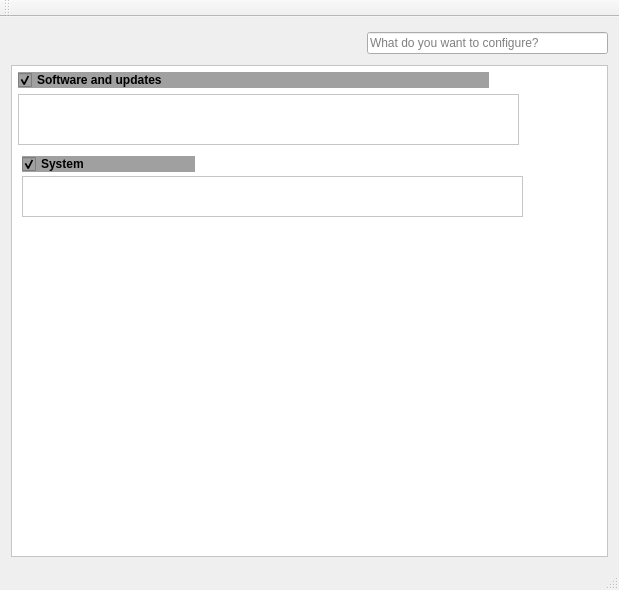
trueos/pcbsd, file src-qt4/pc-controlpanel-next/mainwindow.ui: the form before one commit.
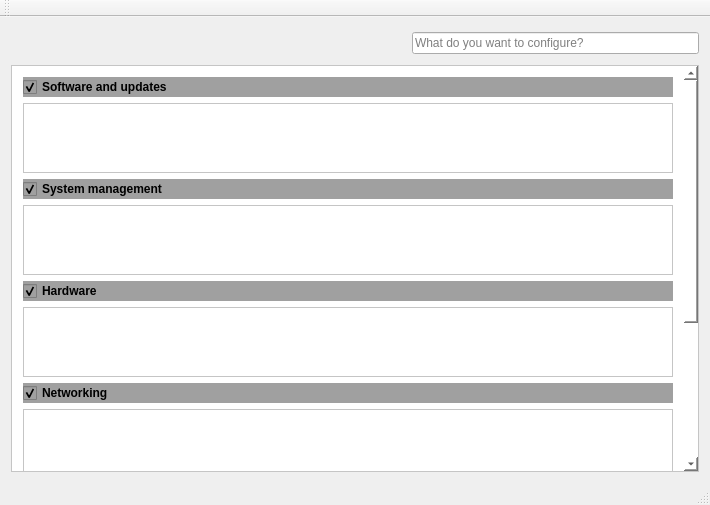
The form after the commit. Icons and pictures are not drawn. Custom widgets are drawn as their Qt base class.

Commit message: Control panel-next: very first UI implementation

```diff
--- a/src-qt4/pc-controlpanel-next/mainwindow.ui
+++ b/src-qt4/pc-controlpanel-next/mainwindow.ui
@@ -6,8 +6,8 @@
    <rect>
     <x>0</x>
     <y>0</y>
-    <width>619</width>
-    <height>590</height>
+    <width>710</width>
+    <height>505</height>
    </rect>
   </property>
   <property name="windowTitle">
@@ -120,20 +120,14 @@
        <property name="geometry">
         <rect>
          <x>0</x>
-         <y>0</y>
-         <width>603</width>
-         <height>484</height>
+         <y>-165</y>
+         <width>679</width>
+         <height>570</height>
         </rect>
        </property>
+       <layout class="QVBoxLayout" name="verticalLayout_2">
+        <item>
        <widget class="QCheckBox" name="softwareGroupName">
-        <property name="geometry">
-         <rect>
-          <x>6</x>
-          <y>6</y>
-          <width>471</width>
-          <height>16</height>
-         </rect>
-        </property>
         <property name="font">
          <font>
           <weight>75</weight>
@@ -162,15 +156,43 @@
          <bool>false</bool>
         </property>
        </widget>
-       <widget class="QCheckBox" name="softwareGroupCheckbox_2">
-        <property name="geometry">
-         <rect>
-          <x>10</x>
-          <y>90</y>
-          <width>173</width>
-          <height>16</height>
-         </rect>
-        </property>
+        </item>
+        <item>
+         <widget class="QAutoExpandList" name="softwareLW"/>
+        </item>
+        <item>
+         <widget class="QCheckBox" name="systemGroupName">
+          <property name="font">
+           <font>
+            <weight>75</weight>
+            <bold>true</bold>
+           </font>
+          </property>
+          <property name="autoFillBackground">
+           <bool>false</bool>
+          </property>
+          <property name="styleSheet">
+           <string notr="true">QCheckBox{ background-color: rgb(160, 160, 160)}
+QCheckBox::indicator:unchecked{
+image: url(:images/arrow-down.png);
+}
+QCheckBox::indicator:checked{
+image: url(:images/arrow-up.png);
+}</string>
+          </property>
+          <property name="text">
+           <string>System management</string>
+          </property>
+          <property name="checked">
+           <bool>true</bool>
+          </property>
+         </widget>
+        </item>
+        <item>
+         <widget class="QAutoExpandList" name="systemLW"/>
+        </item>
+        <item>
+         <widget class="QCheckBox" name="hardwareGroupName">
         <property name="font">
          <font>
           <weight>75</weight>
@@ -190,32 +212,123 @@
 }</string>
         </property>
         <property name="text">
-         <string>System</string>
+           <string>Hardware</string>
         </property>
         <property name="checked">
          <bool>true</bool>
         </property>
        </widget>
-       <widget class="QAutoExpandList" name="softwareLW">
-        <property name="geometry">
-         <rect>
-          <x>6</x>
-          <y>28</y>
-          <width>501</width>
-          <height>51</height>
-         </rect>
-        </property>
-       </widget>
-       <widget class="QAutoExpandList" name="listWidget_2">
-        <property name="geometry">
-         <rect>
-          <x>10</x>
-          <y>110</y>
-          <width>501</width>
-          <height>41</height>
-         </rect>
-        </property>
-       </widget>
+        </item>
+        <item>
+         <widget class="QAutoExpandList" name="hardwareLW"/>
+        </item>
+        <item>
+         <widget class="QCheckBox" name="networkingGroupName">
+          <property name="font">
+           <font>
+            <weight>75</weight>
+            <bold>true</bold>
+           </font>
+          </property>
+          <property name="autoFillBackground">
+           <bool>false</bool>
+          </property>
+          <property name="styleSheet">
+           <string notr="true">QCheckBox{ background-color: rgb(160, 160, 160)}
+QCheckBox::indicator:unchecked{
+image: url(:images/arrow-down.png);
+}
+QCheckBox::indicator:checked{
+image: url(:images/arrow-up.png);
+}</string>
+          </property>
+          <property name="text">
+           <string>Networking</string>
+          </property>
+          <property name="checked">
+           <bool>true</bool>
+          </property>
+         </widget>
+        </item>
+        <item>
+         <widget class="QAutoExpandList" name="networkingLW"/>
+        </item>
+        <item>
+         <widget class="QCheckBox" name="deGroupName">
+          <property name="font">
+           <font>
+            <weight>75</weight>
+            <bold>true</bold>
+           </font>
+          </property>
+          <property name="autoFillBackground">
+           <bool>false</bool>
+          </property>
+          <property name="styleSheet">
+           <string notr="true">QCheckBox{ background-color: rgb(160, 160, 160)}
+QCheckBox::indicator:unchecked{
+image: url(:images/arrow-down.png);
+}
+QCheckBox::indicator:checked{
+image: url(:images/arrow-up.png);
+}</string>
+          </property>
+          <property name="text">
+           <string>Desktop environment</string>
+          </property>
+          <property name="checked">
+           <bool>true</bool>
+          </property>
+         </widget>
+        </item>
+        <item>
+         <widget class="QAutoExpandList" name="deLW"/>
+        </item>
+        <item>
+         <widget class="QCheckBox" name="toolsGroupName">
+          <property name="font">
+           <font>
+            <weight>75</weight>
+            <bold>true</bold>
+           </font>
+          </property>
+          <property name="autoFillBackground">
+           <bool>false</bool>
+          </property>
+          <property name="styleSheet">
+           <string notr="true">QCheckBox{ background-color: rgb(160, 160, 160)}
+QCheckBox::indicator:unchecked{
+image: url(:images/arrow-down.png);
+}
+QCheckBox::indicator:checked{
+image: url(:images/arrow-up.png);
+}</string>
+          </property>
+          <property name="text">
+           <string>Tools</string>
+          </property>
+          <property name="checked">
+           <bool>true</bool>
+          </property>
+         </widget>
+        </item>
+        <item>
+         <widget class="QAutoExpandList" name="toolsLW"/>
+        </item>
+        <item>
+         <spacer name="verticalSpacer">
+          <property name="orientation">
+           <enum>Qt::Vertical</enum>
+          </property>
+          <property name="sizeHint" stdset="0">
+           <size>
+            <width>20</width>
+            <height>40</height>
+           </size>
+          </property>
+         </spacer>
+        </item>
+       </layout>
       </widget>
      </widget>
     </item>
```
Left out of the diff: 6 changed lines with no effect on the pictures. Lines whose indentation alone changed are shown as unchanged. The commit also changes 6 other files.
